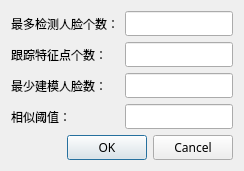
Old version of the form QTFaceDetection/dialogParam.ui in the repository bullud/FaceDetect-2.
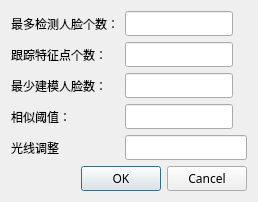
New version of the form.

Commit message: Add parameter light tunning

The edit to the form file:
```diff
--- a/QTFaceDetection/dialogParam.ui
+++ b/QTFaceDetection/dialogParam.ui
@@ -9,8 +9,8 @@
    <rect>
     <x>0</x>
     <y>0</y>
-    <width>260</width>
-    <height>158</height>
+    <width>258</width>
+    <height>184</height>
    </rect>
   </property>
   <property name="sizePolicy">
@@ -31,9 +31,6 @@
    <bool>true</bool>
   </property>
     <layout class="QVBoxLayout" name="verticalLayout">
-     <property name="sizeConstraint">
-      <enum>QLayout::SetFixedSize</enum>
-     </property>
      <item>
       <layout class="QGridLayout" name="gridLayout">
        <item row="0" column="0">
@@ -104,6 +101,16 @@
          </property>
         </widget>
        </item>
+     <item row="4" column="0">
+      <widget class="QLabel" name="label_5">
+       <property name="text">
+        <string>光线调整</string>
+       </property>
+      </widget>
+     </item>
+     <item row="4" column="1">
+      <widget class="QLineEdit" name="lineEditLight"/>
+     </item>
       </layout>
      </item>
      <item>
```
Lines whose indentation alone changed are shown as unchanged. The commit also changes 2 other files.
